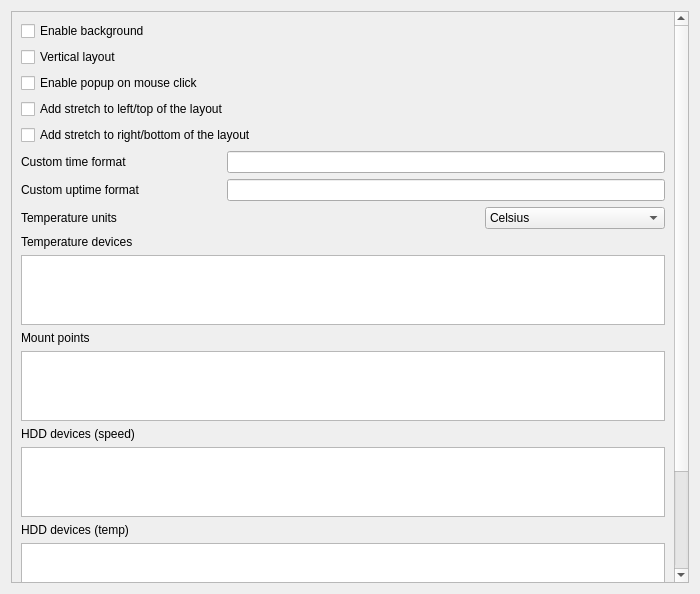
Qt form sources/awesome-widget/advanced.ui (arcan1s/awesome-widgets) before a commit.
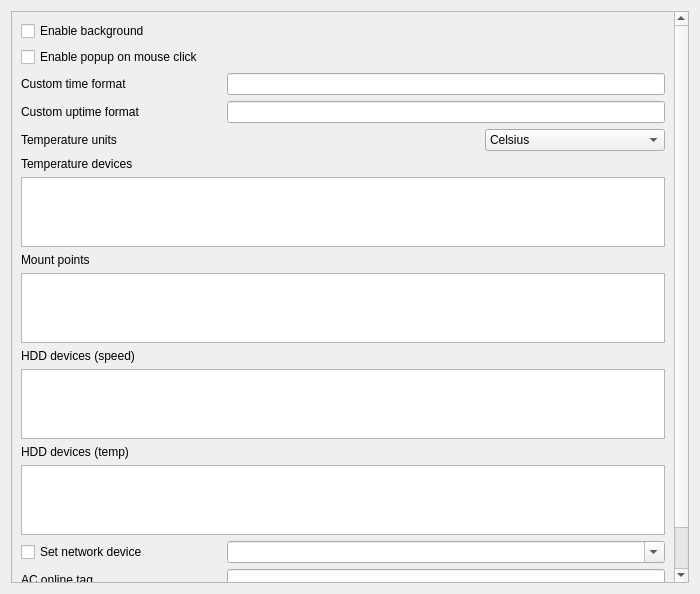
The same form after that commit.

Commit message: change layout to gridlayout remove deprecated functions

Patch:
```diff
--- a/sources/awesome-widget/advanced.ui
+++ b/sources/awesome-widget/advanced.ui
@@ -43,7 +43,7 @@
         <x>0</x>
         <y>0</y>
         <width>677</width>
-        <height>665</height>
+        <height>590</height>
        </rect>
       </property>
       <layout class="QVBoxLayout" name="verticalLayout_8">
@@ -54,13 +54,6 @@
          </property>
         </widget>
        </item>
-       <item>
-        <widget class="QCheckBox" name="checkBox_layout">
-         <property name="text">
-          <string>Vertical layout</string>
-         </property>
-        </widget>
-       </item>
        <item>
         <widget class="QCheckBox" name="checkBox_popup">
          <property name="text">
@@ -68,20 +61,6 @@
          </property>
         </widget>
        </item>
-       <item>
-        <widget class="QCheckBox" name="checkBox_leftStretch">
-         <property name="text">
-          <string>Add stretch to left/top of the layout</string>
-         </property>
-        </widget>
-       </item>
-       <item>
-        <widget class="QCheckBox" name="checkBox_rightStretch">
-         <property name="text">
-          <string>Add stretch to right/bottom of the layout</string>
-         </property>
-        </widget>
-       </item>
        <item>
         <layout class="QHBoxLayout" name="layout_timeFormat">
          <item>
```
The commit also changes 4 other files.
